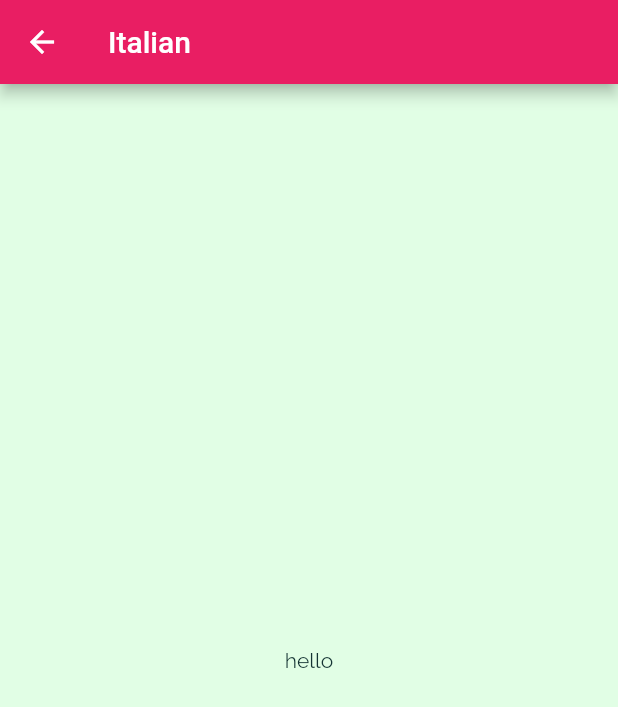
After one commit to iamartyaa/HappyMeals-App, a Flutter app: the screen it shows after launch, after a tap on "Italian", on a phone screen of 412 x 824 dp. The commit adds this screen. Shown: the top 707 px of the screen. Run offline on Flutter 3.47's test engine with Material 2 defaults, Android fonts, the light colour scheme and no system bars.

Commit message:
Navigating b/w screens

```diff
--- a/lib/categories_screen.dart
+++ b/lib/categories_screen.dart
@@ -16,7 +16,7 @@ class CategoriesScreen extends StatelessWidget {
         padding: const EdgeInsets.all(22),
         children: [
           ...DUMMY_CATEGORIES.map((catData) {
-            return CategoryItem(title: catData.title, color: catData.color);
+            return CategoryItem(id: catData.id,title: catData.title, color: catData.color);
           }).toList(),
         ],
         gridDelegate: const SliverGridDelegateWithMaxCrossAxisExtent(
--- a/lib/category_item.dart
+++ b/lib/category_item.dart
@@ -1,15 +1,33 @@
 import 'package:flutter/material.dart';
+import 'package:happymeals/category_meals_screen.dart';
 
 class CategoryItem extends StatelessWidget {
+  final String id;
   final String title;
   final Color color;
 
-  const CategoryItem({Key? key, required this.title, required this.color})
+  const CategoryItem({Key? key, required this.id, required this.title, required this.color})
       : super(key: key);
+
+  void selectCategory(BuildContext ctx) {
+    Navigator.of(ctx).push(
+      MaterialPageRoute(
+        builder: (_) {
+          return CategoryMealsScreen(categoryId: id,categoryTitle: title);
+        },
+      ),
+    );
+  }
 
   @override
   Widget build(BuildContext context) {
-    return Container(
+    return InkWell(
+      onTap: () {
+        selectCategory(context);
+      },
+      splashColor: Theme.of(context).primaryColor,
+      borderRadius: BorderRadius.circular(15),
+      child: Container(
         padding: const EdgeInsets.all(15),
         child: Text(
           title,
@@ -30,6 +48,7 @@ class CategoryItem extends StatelessWidget {
           ),
           borderRadius: BorderRadius.circular(15),
         ),
+      ),
     );
   }
 }
--- /dev/null
+++ b/lib/category_meals_screen.dart
@@ -0,0 +1,20 @@
+import 'package:flutter/material.dart';
+
+class CategoryMealsScreen extends StatelessWidget {
+  final String categoryId;
+  final String categoryTitle;
+
+  const CategoryMealsScreen({Key? key,required this.categoryId,required this.categoryTitle}) : super(key: key);
+
+  @override
+  Widget build(BuildContext context) {
+    return Scaffold(
+      appBar: AppBar(
+        title: Text(categoryTitle),
+      ),
+      body: const Center(
+        child: Text('hello'),
+      ),
+    );
+  }
+}
```
Lines whose indentation alone changed are shown as unchanged.
